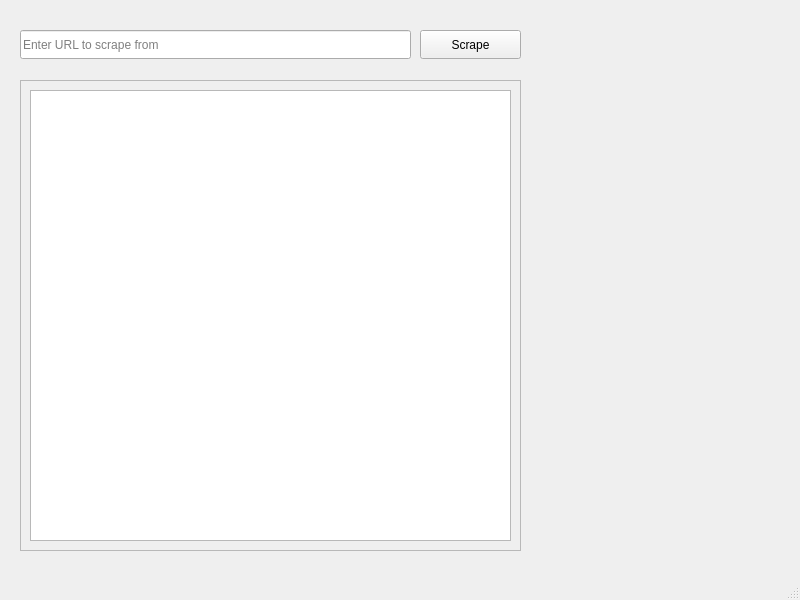
Before: the Qt Designer form scrape_gui.ui in L4v/gui-scraper-00, drawn with Qt 5.
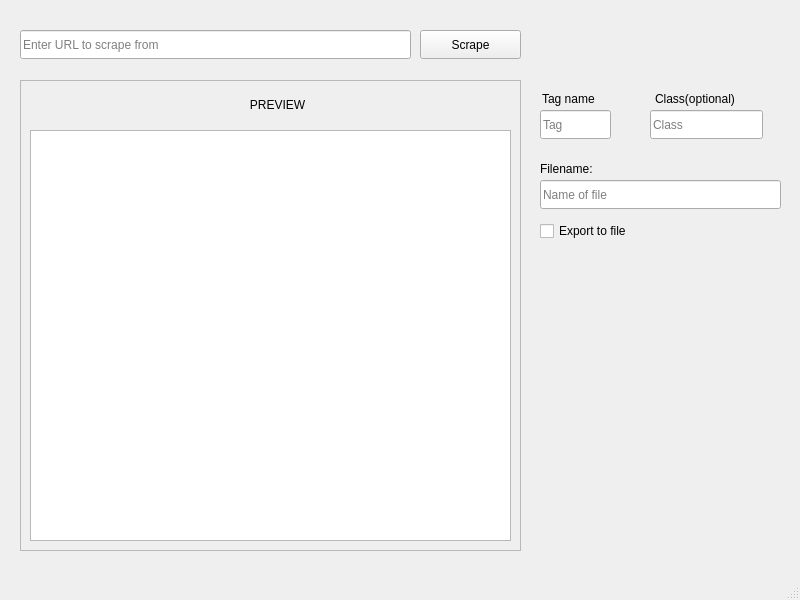
After: the same form once the commit is applied.

Commit message: Option to chose tags, optional class, export to file( only placeholder )  Changes to be committed: 	modified:   scrape_gui.ui 	modified:   scraper.py 	modified:   test.txt

```diff
--- a/scrape_gui.ui
+++ b/scrape_gui.ui
@@ -59,12 +59,131 @@
      <property name="geometry">
       <rect>
        <x>10</x>
-       <y>10</y>
+       <y>50</y>
        <width>481</width>
-       <height>451</height>
+       <height>411</height>
       </rect>
      </property>
     </widget>
+    <widget class="QLabel" name="label">
+     <property name="geometry">
+      <rect>
+       <x>27</x>
+       <y>9</y>
+       <width>461</width>
+       <height>31</height>
+      </rect>
+     </property>
+     <property name="styleSheet">
+      <string notr="true"/>
+     </property>
+     <property name="text">
+      <string>PREVIEW</string>
+     </property>
+     <property name="alignment">
+      <set>Qt::AlignCenter</set>
+     </property>
+    </widget>
+   </widget>
+   <widget class="QLineEdit" name="lineEdit_2">
+    <property name="geometry">
+     <rect>
+      <x>540</x>
+      <y>110</y>
+      <width>71</width>
+      <height>29</height>
+     </rect>
+    </property>
+    <property name="toolTip">
+     <string>Enter desired tag for scraping</string>
+    </property>
+    <property name="placeholderText">
+     <string>Tag</string>
+    </property>
+   </widget>
+   <widget class="QLabel" name="label_2">
+    <property name="geometry">
+     <rect>
+      <x>542</x>
+      <y>90</y>
+      <width>68</width>
+      <height>17</height>
+     </rect>
+    </property>
+    <property name="text">
+     <string>Tag name</string>
+    </property>
+   </widget>
+   <widget class="QLabel" name="label_3">
+    <property name="geometry">
+     <rect>
+      <x>655</x>
+      <y>90</y>
+      <width>101</width>
+      <height>17</height>
+     </rect>
+    </property>
+    <property name="text">
+     <string>Class(optional)</string>
+    </property>
+   </widget>
+   <widget class="QLineEdit" name="lineEdit_3">
+    <property name="geometry">
+     <rect>
+      <x>650</x>
+      <y>110</y>
+      <width>113</width>
+      <height>29</height>
+     </rect>
+    </property>
+    <property name="toolTip">
+     <string>Leave blank if none</string>
+    </property>
+    <property name="placeholderText">
+     <string>Class</string>
+    </property>
+   </widget>
+   <widget class="QCheckBox" name="checkBox">
+    <property name="geometry">
+     <rect>
+      <x>540</x>
+      <y>220</y>
+      <width>121</width>
+      <height>22</height>
+     </rect>
+    </property>
+    <property name="text">
+     <string>Export to file</string>
+    </property>
+   </widget>
+   <widget class="QLineEdit" name="lineEdit_4">
+    <property name="geometry">
+     <rect>
+      <x>540</x>
+      <y>180</y>
+      <width>241</width>
+      <height>29</height>
+     </rect>
+    </property>
+    <property name="toolTip">
+     <string>Name of exported file</string>
+    </property>
+    <property name="placeholderText">
+     <string>Name of file</string>
+    </property>
+   </widget>
+   <widget class="QLabel" name="label_4">
+    <property name="geometry">
+     <rect>
+      <x>540</x>
+      <y>160</y>
+      <width>68</width>
+      <height>17</height>
+     </rect>
+    </property>
+    <property name="text">
+     <string>Filename:</string>
+    </property>
    </widget>
   </widget>
   <widget class="QMenuBar" name="menubar">
```
The commit also changes 2 other files.
